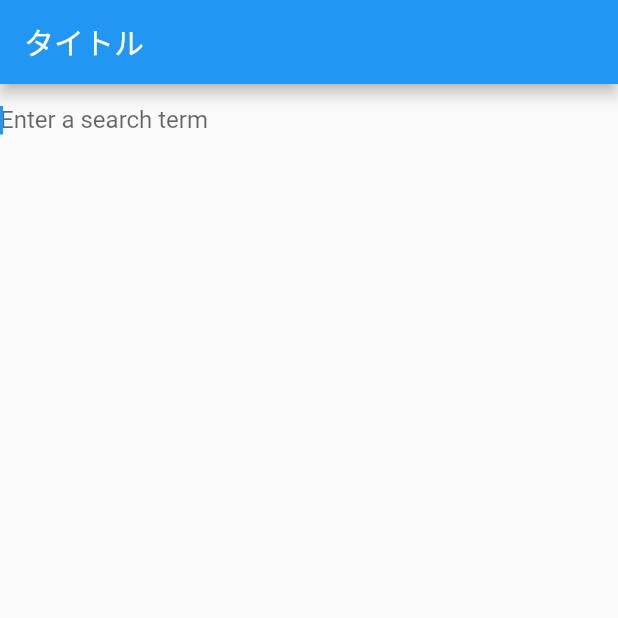
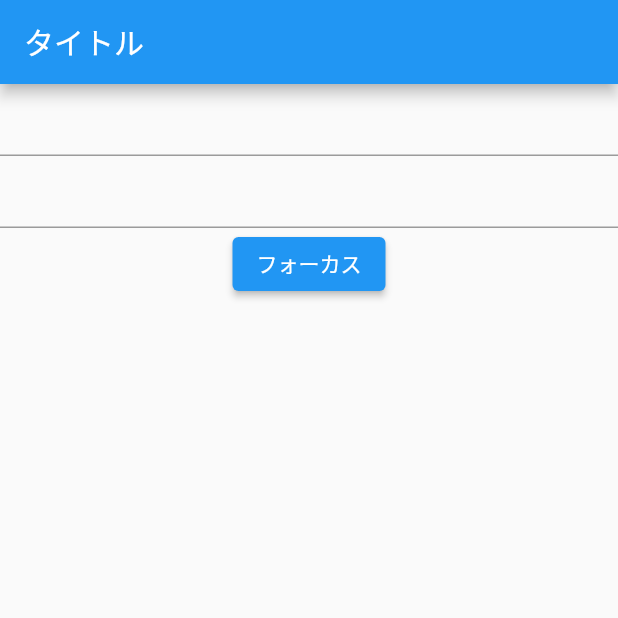
Before and after one commit to foo7print/sandbox-flutter, a Flutter app: the screen it shows after launch, on a phone screen of 412 x 824 dp, the top half of it. Run offline on Flutter 3.47's test engine with Material 2 defaults, Android fonts, the phone set to English and light mode, and no system bars.

```diff
--- a/lib/main.dart
+++ b/lib/main.dart
@@ -30,6 +30,8 @@ class MyHomePage extends StatefulWidget {
 }
 
 class _MyHomePageState extends State<MyHomePage> {
+  final myFocusNode = FocusNode();
+
   @override
   Widget build(BuildContext context) {
     return Scaffold(
@@ -38,12 +40,19 @@ class _MyHomePageState extends State<MyHomePage> {
       ),
       body: Container(
         width: double.infinity,
-        child: const TextField(
-          decoration: InputDecoration(
-            border: InputBorder.none,
-            hintText: 'Enter a search term',
-          ),
-          autofocus: true,
+        child: Column(
+          children: [
+            TextField(),
+            TextField(
+              focusNode: myFocusNode,
+            ),
+            ElevatedButton(
+              child: Text('フォーカス'),
+              onPressed: () {
+                myFocusNode.requestFocus();
+              },
+            ),
+          ],
         ),
       )
     );
```
